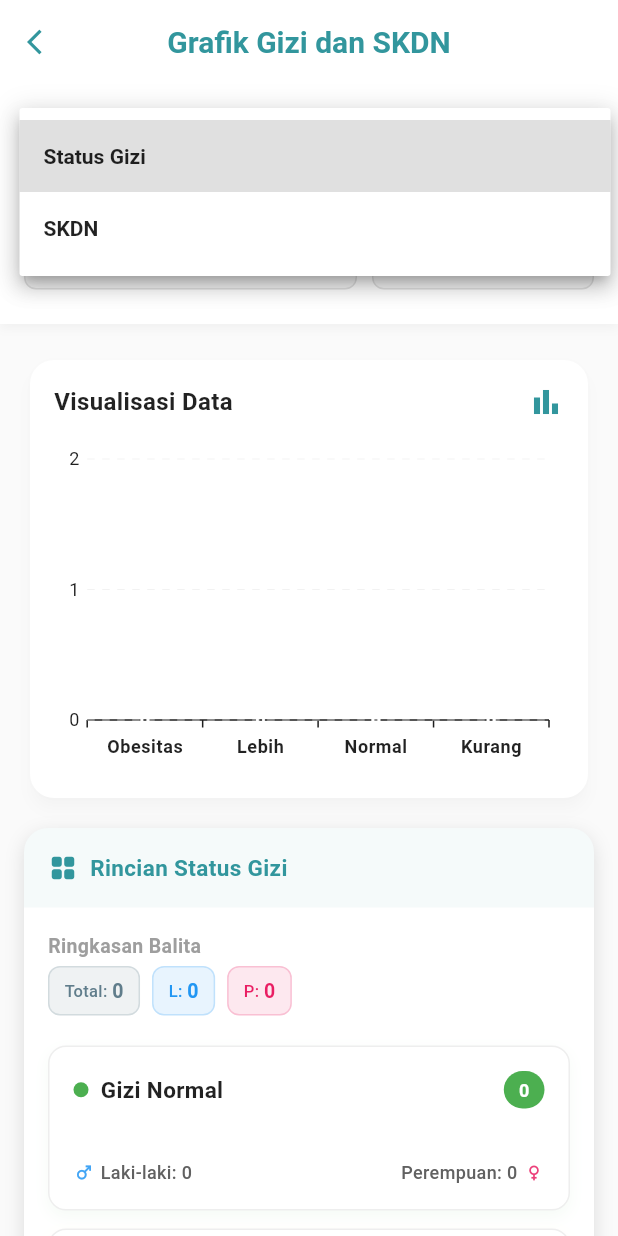
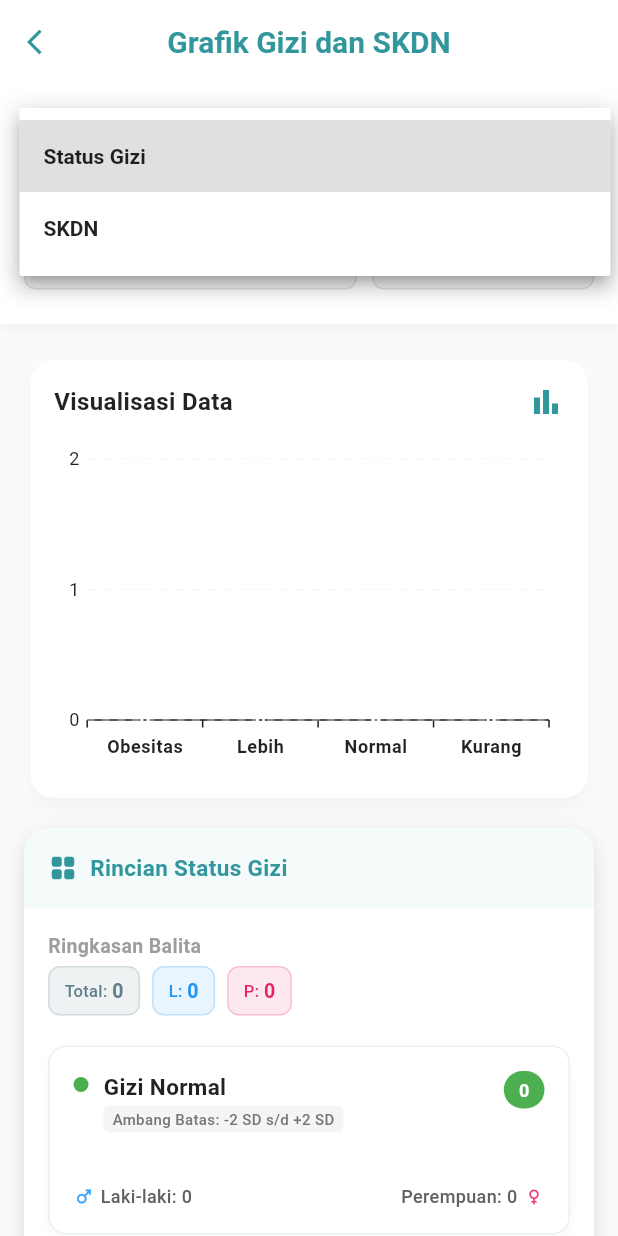
Before and after one commit to Defarrel/Posyandu_app, a Flutter app: the GrafikBulananScreen screen opened directly, after a tap on "Status Gizi", on a phone screen of 412 x 824 dp. Run offline on Flutter 3.47's test engine with Material 3 defaults, Android fonts, the phone set to English and light mode, and no system bars; our stand-ins replace camera, dartz, flutter_secure_storage, image_picker, lottie, pdf and 3 more; missing offline and left inert: syncfusion_flutter_pdf, syncfusion_flutter_xlsio; accounts and stored records are empty; network calls fail.

Commit message:
Menambahkan info SD

```diff
--- a/lib/presentation/balita/grafik_bulanan_screen.dart
+++ b/lib/presentation/balita/grafik_bulanan_screen.dart
@@ -866,6 +866,7 @@ class _GrafikBulananScreenState extends State<GrafikBulananScreen> {
         const SizedBox(height: 20),
         _buildGiziDetailCard(
           title: "Gizi Normal",
+          sdInfo: "-2 SD s/d +2 SD",
           color: Colors.green,
           total: _normal,
           male: _lakiNormal,
@@ -874,22 +875,27 @@ class _GrafikBulananScreenState extends State<GrafikBulananScreen> {
         const SizedBox(height: 12),
         _buildGiziDetailCard(
           title: "Risiko Gizi Lebih",
+          sdInfo: "> +2 SD s/d +3 SD",
           color: Colors.yellow.shade700,
           total: _lebih,
           male: _lakiLebih,
           female: _perempuanLebih,
         ),
         const SizedBox(height: 12),
+
         _buildGiziDetailCard(
           title: "Gizi Kurang",
+          sdInfo: "< -2 SD",
           color: Colors.orangeAccent,
           total: _kurang,
           male: _lakiKurang,
           female: _perempuanKurang,
         ),
         const SizedBox(height: 12),
+
         _buildGiziDetailCard(
           title: "Obesitas",
+          sdInfo: "> +3 SD",
           color: Colors.red,
           total: _obesitas,
           male: _lakiObesitas,
@@ -932,6 +938,7 @@ class _GrafikBulananScreenState extends State<GrafikBulananScreen> {
 
   Widget _buildGiziDetailCard({
     required String title,
+    required String sdInfo,
     required Color color,
     required int total,
     required int male,
@@ -959,10 +966,16 @@ class _GrafikBulananScreenState extends State<GrafikBulananScreen> {
         children: [
           Row(
             mainAxisAlignment: MainAxisAlignment.spaceBetween,
+            crossAxisAlignment:
+                CrossAxisAlignment.start,
             children: [
               Row(
+                crossAxisAlignment: CrossAxisAlignment.start,
                 children: [
                   Container(
+                    margin: const EdgeInsets.only(
+                      top: 4,
+                    ),
                     width: 10,
                     height: 10,
                     decoration: BoxDecoration(
@@ -970,7 +983,10 @@ class _GrafikBulananScreenState extends State<GrafikBulananScreen> {
                       shape: BoxShape.circle,
                     ),
                   ),
-                  const SizedBox(width: 8),
+                  const SizedBox(width: 10),
+                  Column(
+                    crossAxisAlignment: CrossAxisAlignment.start,
+                    children: [
                       Text(
                         title,
                         style: const TextStyle(
@@ -978,6 +994,27 @@ class _GrafikBulananScreenState extends State<GrafikBulananScreen> {
                           fontWeight: FontWeight.bold,
                           color: Colors.black87,
                         ),
+                      ),
+                      const SizedBox(height: 2),
+                      Container(
+                        padding: const EdgeInsets.symmetric(
+                          horizontal: 6,
+                          vertical: 2,
+                        ),
+                        decoration: BoxDecoration(
+                          color: Colors.grey.shade100,
+                          borderRadius: BorderRadius.circular(4),
+                        ),
+                        child: Text(
+                          "Ambang Batas: $sdInfo",
+                          style: TextStyle(
+                            fontSize: 10,
+                            fontWeight: FontWeight.w500,
+                            color: Colors.grey.shade600,
+                          ),
+                        ),
+                      ),
+                    ],
                   ),
                 ],
               ),
```
Lines whose indentation alone changed are shown as unchanged.
